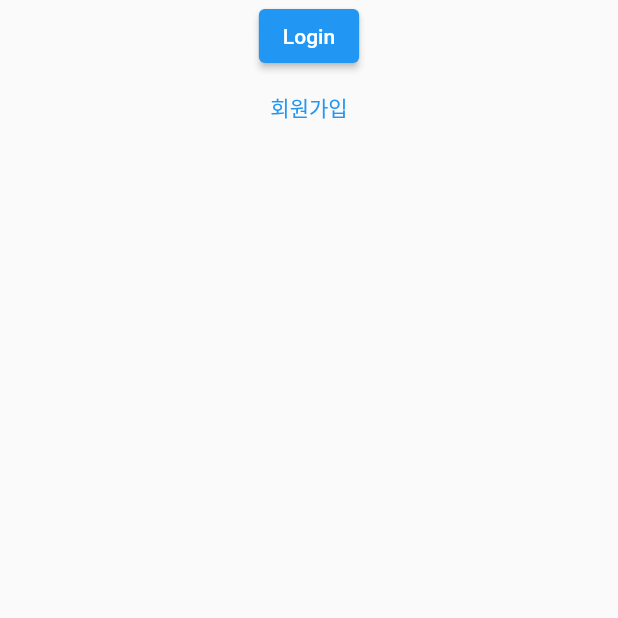
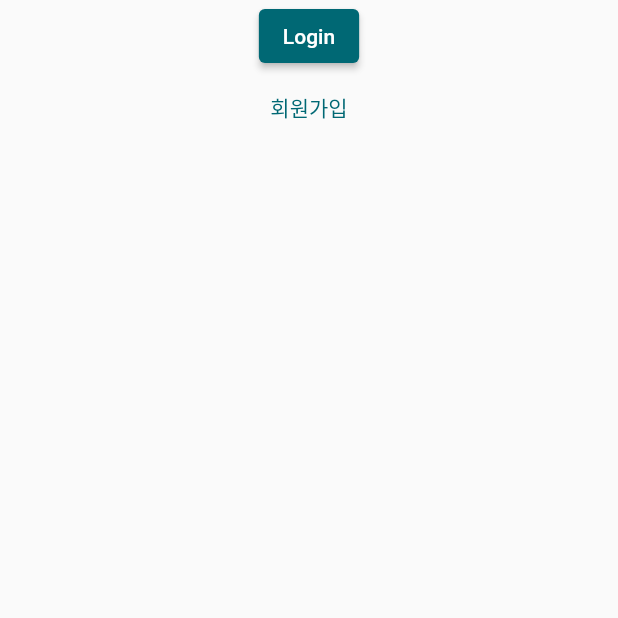
Before and after one commit to imimtu/Brick-Front, a Flutter app: the screen it shows after launch, on a phone screen of 412 x 824 dp, the top half of it. Run offline on Flutter 3.47's test engine with Material 2 defaults, Android fonts, the phone set to English and light mode, and no system bars; our stand-ins replace flutter_dotenv, go_router, shared_preferences; missing offline and left inert: just_util.

Commit message:
task. [View / Styles / Theme] basic & dark Theme 구성

```diff
--- a/lib/src/app/styles/ddl/text_styles.dart
+++ b/lib/src/app/styles/ddl/text_styles.dart
@@ -9,7 +9,8 @@ enum FontType {
 /// Brick TextStyles
 abstract class BrickTextStyles {
   /// FontTheme
-  static const TextTheme basicTextTheme = Typography.blackCupertino;
+  static const TextTheme basicTextTheme = Typography.whiteCupertino;
+  static const TextTheme darkTextTheme = Typography.blackCupertino;
 
   /// FontWeights
   static const FontWeight _bold = FontWeight.w700;
--- a/lib/src/app/styles/themes/basic/basic_theme.dart
+++ b/lib/src/app/styles/themes/basic/basic_theme.dart
@@ -7,5 +7,9 @@ part 'appbar_theme.dart';
 part 'elevated_button_theme.dart';
 
 ThemeData basicTheme = ThemeData(
-  appBarTheme: basicAppbarTheme,
+  colorScheme: ColorScheme.fromSeed(
+    brightness: Brightness.light,
+    seedColor: BrickColors.white,
+  ),
+  textTheme: BrickTextStyles.basicTextTheme,
 );
--- a/lib/src/app/styles/themes/dark/dark_theme.dart
+++ b/lib/src/app/styles/themes/dark/dark_theme.dart
@@ -6,5 +6,9 @@ import 'package:flutter/material.dart';
 part 'appbar_theme.dart';
 
 ThemeData darkTheme = ThemeData(
-  appBarTheme: darkAppbarTheme,
+  colorScheme: ColorScheme.fromSeed(
+    brightness: Brightness.dark,
+    seedColor: BrickColors.black,
+  ),
+  textTheme: BrickTextStyles.darkTextTheme,
 );
```
